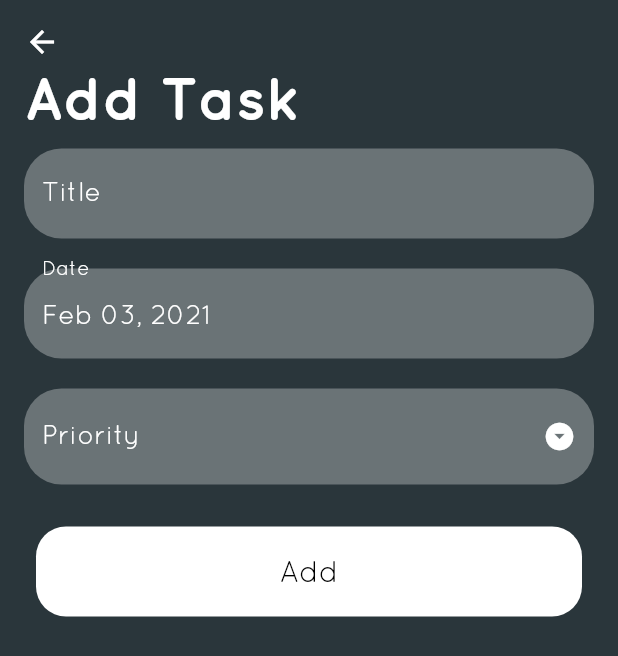
After one commit to Prathaalbasicmsatam67/ExpenseTracker_Flutter, a Flutter app: the HomePage screen opened directly, item 2 of the bottom bar chosen, after a tap on the "add" icon, on a phone screen of 412 x 824 dp. The commit adds this screen. Shown: the top 656 px of the screen. Run offline on Flutter 3.47's test engine with Material 2 defaults, Android fonts, the phone set to English and light mode, and no system bars; our stand-ins replace charts_flutter, sqflite; accounts and stored records are empty.

Commit message:
todo application completed

```diff
--- /dev/null
+++ b/lib/constants.dart
@@ -0,0 +1,51 @@
+
+
+import 'package:flutter/cupertino.dart';
+import 'package:flutter/material.dart';
+
+class CustomColors {
+
+  static const backgroundColor = Color(0xFF2A363B);
+}
+
+class CustomTextStyle {
+
+  static const defaultRegularStyle = TextStyle(
+    fontSize: 14,
+    color: Colors.white
+  );
+
+  static const defaultRegularStyle12 = TextStyle(
+      fontSize: 12,
+      color: Colors.white
+  );
+
+  static const defaultBoldStyle = TextStyle(
+      fontSize: 14,
+      color: Colors.white,
+      fontWeight: FontWeight.bold
+  );
+
+  static  inputDecoration(labelText) => InputDecoration(
+    labelText: labelText,
+    labelStyle: TextStyle(fontSize: 18, color: Colors.white ),
+    hoverColor: Colors.white,
+    filled: true,
+    fillColor: Colors.white.withOpacity(.3),
+    focusColor: Colors.white,
+    border: OutlineInputBorder(
+      borderRadius: BorderRadius.circular(25),
+      borderSide: BorderSide(color: Colors.transparent),
+    ),
+    enabledBorder: OutlineInputBorder(
+      borderRadius: BorderRadius.circular(25),
+      borderSide: BorderSide(color: Colors.transparent),
+    ),
+    disabledBorder: OutlineInputBorder(
+      borderRadius: BorderRadius.circular(25),
+      borderSide: BorderSide(color: Colors.transparent),
+    ),
+  );
+
+
+}
--- a/lib/customs/transaction_card.dart
+++ b/lib/customs/transaction_card.dart
@@ -24,6 +24,7 @@ class _TransactionCardState extends State<TransactionCard> {
     final providerTransaction = Provider.of<Transactions>(context);
 
     return Positioned(
+      // top: mediaQuery.size.height * widget.height,
       child: AnimatedContainer(
         duration: Duration(seconds: 1),
         curve: Curves.fastLinearToSlowEaseIn,
--- a/lib/main.dart
+++ b/lib/main.dart
@@ -29,6 +29,7 @@ class MyApp extends StatelessWidget {
 
   @override
   Widget build(BuildContext context) {
+
     return ChangeNotifierProvider(
       create: (context) => Transactions(),
       child: MaterialApp(
@@ -37,7 +38,7 @@ class MyApp extends StatelessWidget {
         // home: HomePage(),
         home: LoginScreen(),
         theme: ThemeData(
-
+          unselectedWidgetColor: Colors.white.withOpacity(.4),
           primarySwatch: _2A363B,
           fontFamily: 'quicksand',
           visualDensity: VisualDensity.adaptivePlatformDensity,
--- /dev/null
+++ b/lib/models/database_helper.dart
@@ -0,0 +1,88 @@
+import 'dart:io';
+
+import 'package:path_provider/path_provider.dart';
+import 'package:sqflite/sqflite.dart';
+import 'package:flutter_app_expensetracker/models/task_model.dart';
+
+class DatabaseHelper {
+  static final DatabaseHelper instance = DatabaseHelper._instance();
+  static Database _db;
+
+  DatabaseHelper._instance();
+
+  String task_table = "task_details";
+  String col_title = "title";
+  String col_id = "id";
+  String col_date = "date";
+  String col_priority = "priority";
+  String col_status = "status";
+
+  Future<Database> get db async {
+    if (_db == null) {
+      return initDb();
+    }
+    return _db;
+  }
+
+  Future<Database> initDb() async {
+    Directory dir = await getApplicationDocumentsDirectory();
+    String path = dir.path + 'personal_tracker.db';
+    final trackerDatabase =
+        await openDatabase(path, version: 1, onCreate: _createDb);
+    return trackerDatabase;
+  }
+
+  void _createDb(Database db, int version) async {
+    await db.execute(
+        "CREATE TABLE $task_table($col_id INTEGER PRIMARY KEY AUTOINCREMENT, $col_title TEXT, $col_date TEXT, $col_priority TEXT, $col_status INTEGER)");
+  }
+
+  Future<List<Map<String, dynamic>>> getTaskMapList() async {
+    Database db = await this.db;
+    final List<Map<String, dynamic>> result = await db.query(task_table);
+    return result;
+  }
+
+  Future<List<Task>> getTaskList() async {
+    final List<Map<String, dynamic>> taskMap = await getTaskMapList();
+    final List<Task> taskList = [];
+    taskMap.forEach((_taskMap) {
+      taskList.add(Task.fromMap(_taskMap));
+    });
+    taskList.sort((taskA, taskB) => taskA.date.compareTo(taskB.date));
+
+    return taskList;
+  }
+
+  Future<int> insertTask(Task task) async {
+    Database db = await this.db;
+    final int result = await db.insert(
+      task_table,
+      task.toMap(),
+    );
+    return result;
+  }
+
+  Future<int> updateTask(Task task) async {
+    Database db = await this.db;
+    final int result = await db.update(
+      task_table,
+      task.toMap(),
+      where: '$col_id=?',
+      whereArgs: [task.id],
+    );
+
+    return result;
+  }
+
+  Future<int> deleteTask(Task task) async {
+    Database db = await this.db;
+    final int result = await db.delete(
+      task_table,
+      where: '$col_id=?',
+      whereArgs: [task.id],
+    );
+
+    return result;
+  }
+}
--- /dev/null
+++ b/lib/models/task_model.dart
@@ -0,0 +1,31 @@
+class Task {
+  int id;
+  String title;
+  DateTime date;
+  String priority;
+  int status; // 0 - Incomplete 1 - Complete
+
+  Task({this.title, this.priority, this.date, this.status});
+  Task.withId({this.id, this.title, this.priority, this.date, this.status});
+
+  Map<String, dynamic> toMap() {
+    final map = Map<String, dynamic>();
+    if(id != null) {
+      map['id'] = id;
+    }
+    map['title'] = title;
+    map['date'] = date.toIso8601String();
+    map['priority'] = priority;
+    map['status'] = status;
+    return map;
+  }
+
+  factory Task.fromMap(Map<String, dynamic> map) {
+    return Task.withId(
+        id: map['id'],
+        title: map['title'],
+        date: DateTime.parse(map['date']),
+        priority: map['priority'],
+        status: map['status']);
+  }
+}
--- /dev/null
+++ b/lib/pages/FinanceDashboard.dart
@@ -0,0 +1,43 @@
+import 'package:flutter/material.dart';
+import 'package:flutter_app_expensetracker/customs/header.dart';
+import 'package:flutter_app_expensetracker/customs/new_transaction.dart';
+import 'package:flutter_app_expensetracker/customs/transaction_card.dart';
+
+class FinanceDashboard extends StatefulWidget {
+  @override
+  _FinanceDashboardState createState() => _FinanceDashboardState();
+}
+
+class _FinanceDashboardState extends State<FinanceDashboard> {
+  double height = .47;
+  double _opacity = .9;
+
+  void _addTransaction() {
+    setState(() {
+      height = .08;
+      _opacity = 1;
+    });
+  }
+
+  void _done() {
+    setState(() {
+      height = .47;
+      _opacity = .9;
+    });
+  }
+
+  @override
+  Widget build(BuildContext context) {
+    return Stack(
+      children: [
+        Column(
+          children: [
+            Header(_addTransaction),
+            NewTransaction(_opacity, _done),
+          ],
+        ),
+        TransactionCard(height),
+      ],
+    );
+  }
+}
--- a/lib/pages/HomePage.dart
+++ b/lib/pages/HomePage.dart
@@ -1,4 +1,7 @@
 import 'package:flutter/material.dart';
+import 'package:flutter/rendering.dart';
+import 'package:flutter_app_expensetracker/pages/FinanceDashboard.dart';
+import 'package:flutter_app_expensetracker/pages/TodoDashboard.dart';
 import '../customs/header.dart';
 import '../customs/transaction_card.dart';
 import '../customs/new_transaction.dart';
@@ -9,38 +12,38 @@ class HomePage extends StatefulWidget {
 }
 
 class _HomePageState extends State<HomePage> {
-  double height = .55;
-  double _opacity = .9;
-
-  void _addTransaction() {
-    setState(() {
-      height = .08;
-      _opacity = 1;
-    });
-  }
-
-  void _done() {
-    setState(() {
-      height = .55;
-      _opacity = .9;
-    });
-  }
+  int _currentIndex = 0;
+  final tabs = [
+    FinanceDashboard(),
+    TodoDashboard(),
+    Center(
+      child: Text('Location'),
+    ),
+  ];
 
   @override
   Widget build(BuildContext context) {
-    return Scaffold(
-      backgroundColor: Colors.black,
-      appBar: buildAppBar(),
-      body: Stack(
-        children: [
-          Column(
-            children: [
-              Header(_addTransaction),
-              NewTransaction(_opacity, _done),
-            ],
-          ),
-          TransactionCard(height)
-        ],
+    return SafeArea(
+      child: Scaffold(
+        backgroundColor: Colors.black,
+        appBar: buildAppBar(),
+        bottomNavigationBar: BottomNavigationBar(
+          onTap: (index) {
+            setState(() {
+              _currentIndex = index;
+            });
+          },
+
+          items: [
+            BottomNavigationBarItem(
+                icon: Icon(Icons.attach_money), label: 'Finance'),
+            BottomNavigationBarItem(
+                icon: Icon(Icons.toc), label: 'Todo'),
+            BottomNavigationBarItem(
+                icon: Icon(Icons.location_on), label: 'Location'),
+          ],
+        ),
+        body: tabs[_currentIndex],
       ),
     );
   }
--- /dev/null
+++ b/lib/pages/TodoDashboard.dart
@@ -0,0 +1,158 @@
+import 'package:flutter/material.dart';
+import 'package:flutter_app_expensetracker/constants.dart';
+import 'package:flutter_app_expensetracker/models/database_helper.dart';
+import 'package:flutter_app_expensetracker/models/task_model.dart';
+import 'package:flutter_app_expensetracker/pages/add_task_screen.dart';
+import 'package:intl/intl.dart';
+
+class TodoDashboard extends StatefulWidget {
+  @override
+  _TodoDashboardState createState() => _TodoDashboardState();
+}
+
+class _TodoDashboardState extends State<TodoDashboard> {
+  Future<List<Task>> _taskList;
+  final DateFormat _formatter = DateFormat("MMM dd, yyyy");
+
+  @override
+  void initState() {
+    // TODO: implement initState
+    super.initState();
+    updateTaskList();
+  }
+
+  updateTaskList() {
+    setState(() {
+      _taskList = DatabaseHelper.instance.getTaskList();
+    });
+  }
+
+  @override
+  Widget build(BuildContext context) {
+    Color primaryColor = Theme.of(context).primaryColor;
+
+    return Scaffold(
+      backgroundColor: primaryColor,
+      floatingActionButton: FloatingActionButton(
+        backgroundColor: Colors.white,
+        child: Icon(
+          Icons.add,
+          color: Colors.black,
+        ),
+        onPressed: () => Navigator.push(
+            context,
+            MaterialPageRoute(
+                builder: (_) =>
+                    AddTaskScreen(taskUpdateFunction: updateTaskList))),
+      ),
+      body: FutureBuilder(
+        future: _taskList,
+        builder: (context, snapshot) {
+          if (!snapshot.hasData) {
+            return Center(
+              child: CircularProgressIndicator(),
+            );
+          }
+
+          final int completedTaskCount = snapshot.data
+              .where((Task task) => task.status == 1)
+              .toList()
+              .length;
+
+          return ListView.builder(
+              padding: const EdgeInsets.symmetric(vertical: 10),
+              itemCount: 1 + snapshot.data.length,
+              itemBuilder: (context, index) {
+                if (index == 0) {
+                  return buildFirstItem(
+                      completedTaskCount, snapshot.data.length);
+                }
+                return buildTask(snapshot.data[index - 1]);
+              });
+        },
+      ),
+    );
+  }
+
+  Widget buildTask(Task task) {
+    return Padding(
+      padding: const EdgeInsets.symmetric(horizontal: 15),
+      child: Column(
+        children: [
+          ListTile(
+            onTap: () {
+              Navigator.push(
+                  context,
+                  MaterialPageRoute(
+                      builder: (_) => AddTaskScreen(
+                            task: task,
+                            taskUpdateFunction: updateTaskList,
+                          )));
+            },
+            title: Text(
+              '${task.title}',
+              style: task.status == 1
+                  ? TextStyle(
+                      fontSize: 14,
+                      color: Colors.white,
+                      fontWeight: FontWeight.bold,
+                      decoration: TextDecoration.lineThrough)
+                  : CustomTextStyle.defaultBoldStyle,
+            ),
+            subtitle: Text(
+              '${_formatter.format(task.date)} * ${task.priority}',
+              style: task.status == 1
+                  ? TextStyle(
+                      fontSize: 12,
+                      color: Colors.white,
+                      decoration: TextDecoration.lineThrough)
+                  : CustomTextStyle.defaultRegularStyle12,
+            ),
+            trailing: Checkbox(
+              activeColor: Colors.white.withOpacity(.5),
+
+              value: task.status == 1 ? true : false,
+              onChanged: (checked) {
+                task.status = checked ? 1 : 0;
+                DatabaseHelper.instance.updateTask(task);
+                updateTaskList();
+              },
+            ),
+          ),
+          Divider(
+            color: Colors.white,
+          ),
+        ],
+      ),
+    );
+  }
+
+  Padding buildFirstItem(completedCount, totalCount) {
+    return Padding(
+      padding: const EdgeInsets.symmetric(vertical: 10, horizontal: 20),
+      child: Column(
+        crossAxisAlignment: CrossAxisAlignment.start,
+        children: [
+          Text(
+            'My Task',
+            style: TextStyle(
+              fontSize: 40,
+              color: Colors.white,
+              fontWeight: FontWeight.bold,
+            ),
+          ),
+          SizedBox(
+            height: 10,
+          ),
+          Text(
+            '$completedCount of $totalCount',
+            style: TextStyle(
+                fontWeight: FontWeight.w600,
+                color: Colors.white.withOpacity(.7),
+                fontSize: 18),
+          )
+        ],
+      ),
+    );
+  }
+}
--- /dev/null
+++ b/lib/pages/add_task_screen.dart
@@ -0,0 +1,222 @@
+import 'package:flutter/material.dart';
+import 'package:flutter_app_expensetracker/constants.dart';
+import 'package:flutter_app_expensetracker/models/database_helper.dart';
+import 'package:flutter_app_expensetracker/models/task_model.dart';
+import 'package:intl/intl.dart';
+
+class AddTaskScreen extends StatefulWidget {
+
+  final Task task;
+  final Function taskUpdateFunction;
+
+  AddTaskScreen({this.task, this.taskUpdateFunction});
+
+  @override
+  _AddTaskScreenState createState() => _AddTaskScreenState();
+}
+
+class _AddTaskScreenState extends State<AddTaskScreen> {
+  final formKey = GlobalKey<FormState>();
+  String _title = '';
+  String _priority;
+  DateTime _date = DateTime.now();
+
+  final DateFormat _formatter = DateFormat("MMM dd, yyyy");
+  final List<String> priorities = ['High', 'Medium', 'Low'];
+  TextEditingController _dateController = TextEditingController();
+
+  _handleDatePicker() async {
+    final DateTime date = await showDatePicker(
+        context: context,
+        initialDate: _date,
+        firstDate: DateTime(2000),
+        lastDate: DateTime(2100));
+
+    if (date != null && date != _date) {
+      setState(() {
+        _date = date;
+      });
+      _dateController.text = _formatter.format(_date);
+    }
+  }
+
+  _submit() {
+    if(formKey.currentState.validate()) {
+      formKey.currentState.save();
+
+      Task task = Task(title: _title, date: _date, priority: _priority);
+      if(widget.task == null) {
+        task.status = 0;
+        DatabaseHelper.instance.insertTask(task);
+      } else {
+        task.status = widget.task.status;
+        task.id = widget.task.id;
+
+        DatabaseHelper.instance.updateTask(task);
+      }
+      widget.taskUpdateFunction();
+    Navigator.pop(context);
+    }
+  }
+
+  _deleteTask() {
+    DatabaseHelper.instance.deleteTask(widget.task);
+
+    widget.taskUpdateFunction();
+    Navigator.pop(context);
+  }
+
+  @override
+  void initState() {
+    super.initState();
+    _dateController.text = _formatter.format(_date);
+
+    if(widget.task != null) {
+      _title = widget.task.title;
+      _date = widget.task.date;
+      _priority = widget.task.priority;
+    }
+  }
+
+  @override
+  void dispose() {
+    super.dispose();
+    _dateController.dispose();
+  }
+
+  @override
+  Widget build(BuildContext context) {
+    Color primaryColor = Theme.of(context).primaryColor;
+    return SafeArea(
+      child: Scaffold(
+        backgroundColor: primaryColor,
+        body: Padding(
+          padding: EdgeInsets.all(16),
+          child: GestureDetector(
+            onTap: () => FocusScope.of(context).unfocus(),
+            child: Column(
+              crossAxisAlignment: CrossAxisAlignment.start,
+              children: [
+                backArrow(context),
+                Text(
+                  widget.task == null ?'Add Task' : 'Update Task',
+                  style: TextStyle(
+                    fontSize: 40,
+                    color: Colors.white,
+                    fontWeight: FontWeight.bold,
+                  ),
+                ),
+                SizedBox(
+                  height: 10,
+                ),
+                Form(
+                    key: formKey,
+                    child: Column(
+                      children: [
+                        TextFormField(
+                          style: TextStyle(fontSize: 18, color: Colors.white),
+                          decoration: CustomTextStyle.inputDecoration('Title'),
+                          validator: (input) => input.trim().isEmpty
+                              ? 'Please enter task title'
+                              : null,
+                          initialValue: _title,
+                          onSaved: (input) => _title = input,
+                        ),
+                        SizedBox(
+                          height: 20,
+                        ),
+                        TextFormField(
+                          readOnly: true,
+                          style: TextStyle(fontSize: 18, color: Colors.white),
+                          decoration: CustomTextStyle.inputDecoration('Date'),
+                          onTap: _handleDatePicker,
+                          controller: _dateController,
+                        ),
+                        SizedBox(
+                          height: 20,
+                        ),
+                        DropdownButtonFormField(
+                          isDense: true,
+                          items: priorities
+                              .map((priority) => DropdownMenuItem(
+                                  value: priority,
+                                  child: Text(
+                                    priority,
+                                    style: TextStyle(
+                                        fontSize: 18, color: Colors.black),
+                                  )))
+                              .toList(),
+                          icon: Icon(Icons.arrow_drop_down_circle),
+                          iconSize: 22,
+                          iconEnabledColor: Colors.white,
+                          iconDisabledColor: primaryColor,
+                          style: TextStyle(fontSize: 18, color: Colors.white),
+                          decoration:
+                              CustomTextStyle.inputDecoration('Priority'),
+                          validator: (input) => input == null
+                              ? 'Please enter task priority'
+                              : null,
+                          onSaved: (input) => _priority = input,
+                          value: _priority,
+                          onChanged: (value) => setState(() {
+                            _priority = value;
+                          }),
+                        ),
+                        SizedBox(
+                          height: 20,
+                        ),
+                        Container(
+                          height: 60,
+                          width: double.infinity,
+                          margin: EdgeInsets.all(8),
+                          decoration: BoxDecoration(
+                              color: Colors.white,
+                              borderRadius: BorderRadius.circular(20)),
+                          child: FlatButton(
+                            onPressed: _submit,
+                            child: Text(
+                              widget.task != null? 'Update' : 'Add',
+                              style: TextStyle(
+                                color: Colors.black,
+                                fontSize: 20,
+                              ),
+                            ),
+                          ),
+                        ), SizedBox(
+                          height: 20,
+                        ),
+                        widget.task != null? Container(
+                          height: 60,
+                          width: double.infinity,
+                          margin: EdgeInsets.all(8),
+                          decoration: BoxDecoration(
+                              color: Colors.white,
+                              borderRadius: BorderRadius.circular(20)),
+                          child: FlatButton(
+                            onPressed: _deleteTask,
+                            child: Text(
+                              'Delete',
+                              style: TextStyle(
+                                color: Colors.black,
+                                fontSize: 20,
+                              ),
+                            ),
+                          ),
+                        ):Container()
+                      ],
+                    ))
+              ],
+            ),
+          ),
+        ),
+      ),
+    );
+  }
+
+  GestureDetector backArrow(BuildContext context) {
+    return GestureDetector(
+      child: Icon(Icons.arrow_back, color: Colors.white),
+      onTap: () => Navigator.pop(context),
+    );
+  }
+}
--- a/pubspec.yaml
+++ b/pubspec.yaml
@@ -30,6 +30,8 @@ dependencies:
   # The following adds the Cupertino Icons font to your application.
   # Use with the CupertinoIcons class for iOS style icons.
   cupertino_icons: ^1.0.0
+  sqflite: ^1.1.7
+  path_provider: ^1.3.0
 
 dev_dependencies:
   flutter_test:
```
Also changed, not shown: lib/models/days.dart (added, +17 -0 lines), lib/size_config.dart (added, +32 -0 lines), pubspec.lock, 2 other files.
